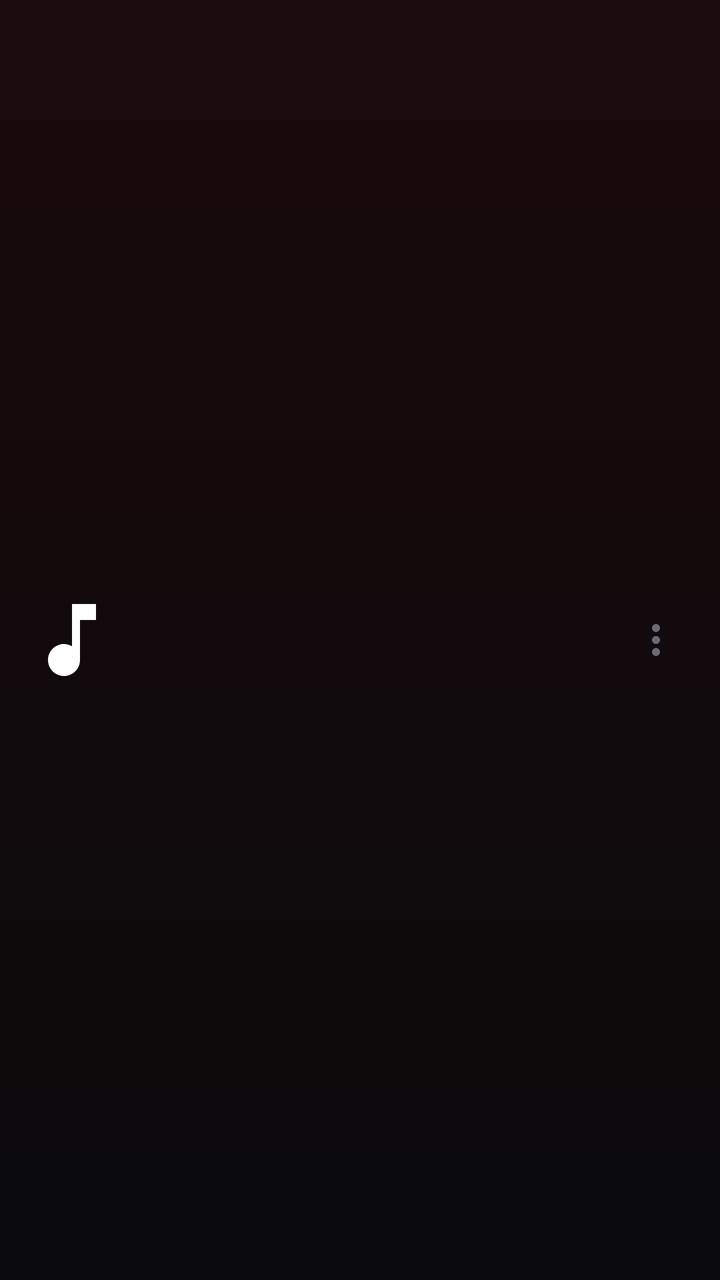
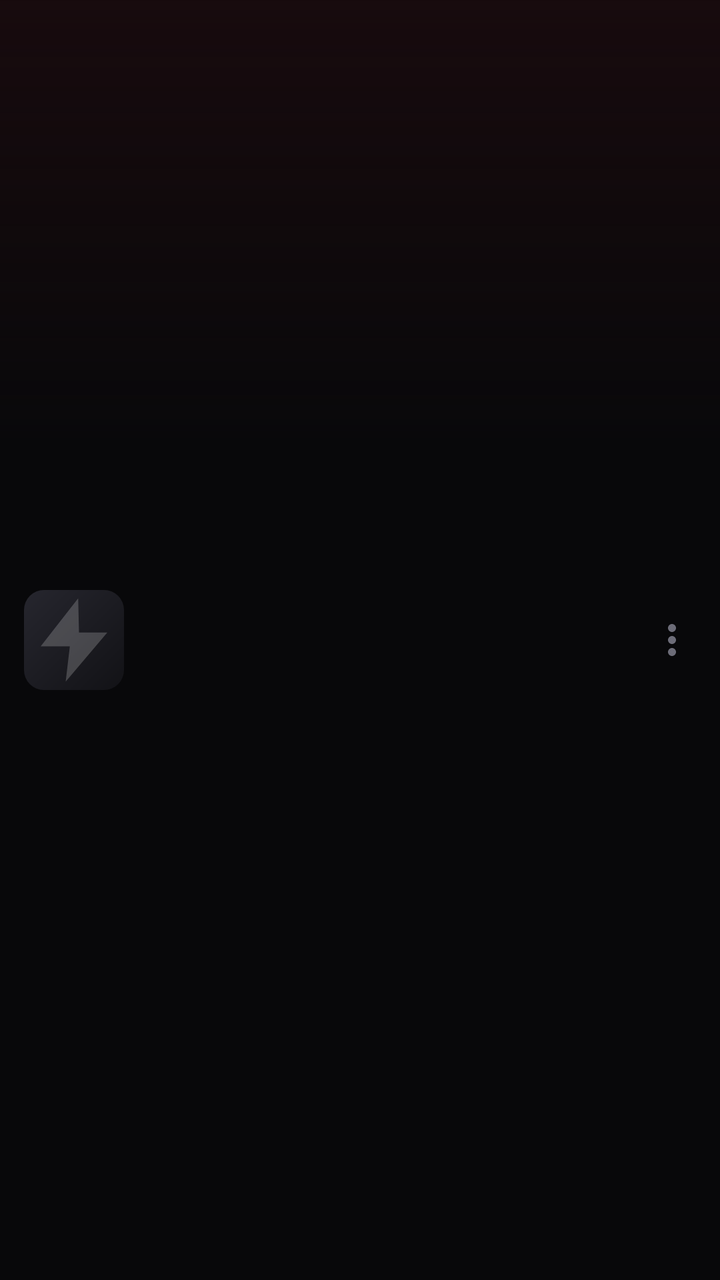

An Android layout rendered at two revisions. The XML below is the earlier revision; the diff shows what the commit changed to produce the second picture.
<!-- AndroidManifest.xml: application theme Theme.Overdrive -->
<!-- res/layout/item_song.xml -->
<?xml version="1.0" encoding="utf-8"?>
<androidx.constraintlayout.widget.ConstraintLayout xmlns:android="http://schemas.android.com/apk/res/android"
    xmlns:app="http://schemas.android.com/apk/res-auto"
    android:layout_width="match_parent"
    android:layout_height="wrap_content"
    android:background="?attr/selectableItemBackground"
    android:minHeight="68dp"
    android:paddingHorizontal="12dp"
    android:paddingVertical="8dp">

    <com.google.android.material.imageview.ShapeableImageView
        android:id="@+id/songArt"
        android:layout_width="48dp"
        android:layout_height="48dp"
        android:scaleType="centerCrop"
        android:src="@drawable/ic_music_note"
        app:layout_constraintBottom_toBottomOf="parent"
        app:layout_constraintStart_toStartOf="parent"
        app:layout_constraintTop_toTopOf="parent"
        app:shapeAppearanceOverlay="@style/ShapeAppearance.Overdrive.Art" />

    <TextView
        android:id="@+id/songTitle"
        android:layout_width="0dp"
        android:layout_height="wrap_content"
        android:layout_marginStart="12dp"
        android:ellipsize="end"
        android:maxLines="1"
        android:textColor="@color/text_primary"
        android:textSize="15sp"
        android:textStyle="bold"
        app:layout_constraintEnd_toStartOf="@id/songMenu"
        app:layout_constraintStart_toEndOf="@id/songArt"
        app:layout_constraintTop_toTopOf="@id/songArt" />

    <TextView
        android:id="@+id/songSubtitle"
        android:layout_width="0dp"
        android:layout_height="wrap_content"
        android:layout_marginStart="12dp"
        android:ellipsize="end"
        android:maxLines="1"
        android:textColor="@color/text_secondary"
        android:textSize="12sp"
        app:layout_constraintBottom_toBottomOf="@id/songArt"
        app:layout_constraintEnd_toStartOf="@id/songDuration"
        app:layout_constraintStart_toEndOf="@id/songArt" />

    <TextView
        android:id="@+id/songDuration"
        android:layout_width="wrap_content"
        android:layout_height="wrap_content"
        android:layout_marginStart="8dp"
        android:layout_marginEnd="4dp"
        android:textColor="@color/text_muted"
        android:textSize="12sp"
        app:layout_constraintBottom_toBottomOf="@id/songArt"
        app:layout_constraintEnd_toStartOf="@id/songMenu"
        app:layout_constraintTop_toTopOf="@id/songArt" />

    <ImageButton
        android:id="@+id/songMenu"
        android:layout_width="40dp"
        android:layout_height="40dp"
        android:background="@drawable/bg_icon_ripple"
        android:contentDescription="@string/details"
        android:src="@drawable/ic_more_vert"
        app:layout_constraintBottom_toBottomOf="parent"
        app:layout_constraintEnd_toEndOf="parent"
        app:layout_constraintTop_toTopOf="parent"
        app:tint="@color/text_muted" />

</androidx.constraintlayout.widget.ConstraintLayout>
<!-- resources referenced by this layout -->
<resources>
  <color name="text_muted">#FF6A6A74</color>
  <color name="text_primary">#FFF3F3F5</color>
  <color name="text_secondary">#FF9C9CA8</color>
  <!-- drawable ic_music_note (drawable) -->
  <vector xmlns:android="http://schemas.android.com/apk/res/android"
      android:width="24dp" android:height="24dp"
      android:viewportWidth="24" android:viewportHeight="24"
      android:tint="#FFFFFFFF">
      <path android:fillColor="#FFFFFFFF" android:pathData="M12,3v10.55c-0.59,-0.34 -1.27,-0.55 -2,-0.55 -2.21,0 -4,1.79 -4,4s1.79,4 4,4 4,-1.79 4,-4V7h4V3h-6z" />
  </vector>
  <string name="details">Details</string>
  <style name="Theme.Overdrive" parent="Theme.Material3.Dark.NoActionBar">
          <item name="colorPrimary">@color/rock_red</item>
          <item name="colorOnPrimary">@color/white</item>
          <item name="colorPrimaryContainer">@color/rock_red_dark</item>
          <item name="colorOnPrimaryContainer">@color/white</item>
          <item name="colorSecondary">@color/rock_amber</item>
          <item name="colorOnSecondary">@color/black</item>
          <item name="colorSecondaryContainer">@color/rock_amber_dark</item>
          <item name="colorOnSecondaryContainer">@color/white</item>
  
          <item name="android:colorBackground">@color/bg</item>
          <item name="colorSurface">@color/surface</item>
          <item name="colorOnSurface">@color/text_primary</item>
          <item name="colorSurfaceVariant">@color/surface_2</item>
          <item name="colorOnSurfaceVariant">@color/text_secondary</item>
          <item name="colorOutline">@color/divider</item>
          <item name="colorOutlineVariant">@color/surface_3</item>
          <item name="colorError">@color/rock_red</item>
  
          <item name="android:windowBackground">@drawable/bg_app</item>
          <item name="android:statusBarColor">@android:color/transparent</item>
          <item name="android:navigationBarColor">@color/bg</item>
          <item name="android:windowLightStatusBar">false</item>
  
          <item name="materialAlertDialogTheme">@style/ThemeOverlay.Overdrive.Dialog</item>
      </style>
  <color name="rock_red_dark">#FF8E0F17</color>
  <color name="rock_amber_dark">#FFB4700A</color>
  <color name="bg">#FF0A0A0C</color>
  <color name="surface">#FF151519</color>
  <color name="surface_2">#FF1E1E24</color>
  <color name="divider">#FF2C2C34</color>
  <color name="surface_3">#FF282830</color>
  <!-- drawable bg_app (drawable) -->
  <?xml version="1.0" encoding="utf-8"?>
  <layer-list xmlns:android="http://schemas.android.com/apk/res/android">
      <item>
          <shape android:shape="rectangle">
              <gradient
                  android:angle="270"
                  android:startColor="@color/bg_grad_top"
                  android:endColor="@color/bg" />
          </shape>
      </item>
  </layer-list>
  <style name="ThemeOverlay.Overdrive.Dialog" parent="ThemeOverlay.Material3.MaterialAlertDialog">
          <item name="colorSurface">@color/surface_2</item>
          <item name="colorOnSurface">@color/text_primary</item>
      </style>
  <color name="bg_grad_top">#FF1A0A0C</color>
  <!-- unchanged entries left out for length: 7 -->
</resources>

<!-- the commit's change to res/layout/item_song.xml (unified diff, before → after) -->
@@ -5,58 +5,94 @@
     android:layout_height="wrap_content"
     android:background="?attr/selectableItemBackground"
     android:minHeight="68dp"
-    android:paddingHorizontal="12dp"
-    android:paddingVertical="8dp">
+    android:paddingStart="12dp"
+    android:paddingTop="8dp"
+    android:paddingEnd="4dp"
+    android:paddingBottom="8dp">
 
     <com.google.android.material.imageview.ShapeableImageView
         android:id="@+id/songArt"
-        android:layout_width="48dp"
-        android:layout_height="48dp"
+        android:layout_width="50dp"
+        android:layout_height="50dp"
+        android:contentDescription="@null"
         android:scaleType="centerCrop"
-        android:src="@drawable/ic_music_note"
+        android:src="@drawable/placeholder_art"
         app:layout_constraintBottom_toBottomOf="parent"
         app:layout_constraintStart_toStartOf="parent"
         app:layout_constraintTop_toTopOf="parent"
         app:shapeAppearanceOverlay="@style/ShapeAppearance.Overdrive.Art" />
 
+    
+    <TextView
+        android:id="@+id/trackNumber"
+        android:layout_width="0dp"
+        android:layout_height="0dp"
+        android:fontFamily="sans-serif-condensed"
+        android:gravity="center"
+        android:textColor="@color/text_muted"
+        android:textSize="16sp"
+        android:textStyle="bold"
+        android:visibility="gone"
+        app:layout_constraintBottom_toBottomOf="@id/songArt"
+        app:layout_constraintEnd_toEndOf="@id/songArt"
+        app:layout_constraintStart_toStartOf="@id/songArt"
+        app:layout_constraintTop_toTopOf="@id/songArt" />
+
+    <ImageView
+        android:id="@+id/playingIndicator"
+        android:layout_width="22dp"
+        android:layout_height="22dp"
+        android:contentDescription="@string/now_playing"
+        android:src="@drawable/ic_graphic_eq"
+        android:visibility="gone"
+        app:layout_constraintBottom_toBottomOf="@id/songArt"
+        app:layout_constraintEnd_toEndOf="@id/songArt"
+        app:layout_constraintStart_toStartOf="@id/songArt"
+        app:layout_constraintTop_toTopOf="@id/songArt"
+        app:tint="@color/white" />
+
     <TextView
         android:id="@+id/songTitle"
         android:layout_width="0dp"
         android:layout_height="wrap_content"
-        android:layout_marginStart="12dp"
+        android:layout_marginStart="14dp"
         android:ellipsize="end"
+        android:fontFamily="sans-serif-condensed"
         android:maxLines="1"
         android:textColor="@color/text_primary"
-        android:textSize="15sp"
+        android:textSize="16sp"
         android:textStyle="bold"
-        app:layout_constraintEnd_toStartOf="@id/songMenu"
+        app:layout_constraintBottom_toTopOf="@id/songSubtitle"
+        app:layout_constraintEnd_toStartOf="@id/songDuration"
         app:layout_constraintStart_toEndOf="@id/songArt"
-        app:layout_constraintTop_toTopOf="@id/songArt" />
+        app:layout_constraintTop_toTopOf="parent"
+        app:layout_constraintVertical_chainStyle="packed" />
 
     <TextView
         android:id="@+id/songSubtitle"
         android:layout_width="0dp"
         android:layout_height="wrap_content"
-        android:layout_marginStart="12dp"
+        android:layout_marginStart="14dp"
+        android:layout_marginTop="2dp"
         android:ellipsize="end"
         android:maxLines="1"
         android:textColor="@color/text_secondary"
         android:textSize="12sp"
-        app:layout_constraintBottom_toBottomOf="@id/songArt"
+        app:layout_constraintBottom_toBottomOf="parent"
         app:layout_constraintEnd_toStartOf="@id/songDuration"
-        app:layout_constraintStart_toEndOf="@id/songArt" />
+        app:layout_constraintStart_toEndOf="@id/songArt"
+        app:layout_constraintTop_toBottomOf="@id/songTitle" />
 
     <TextView
         android:id="@+id/songDuration"
         android:layout_width="wrap_content"
         android:layout_height="wrap_content"
         android:layout_marginStart="8dp"
-        android:layout_marginEnd="4dp"
         android:textColor="@color/text_muted"
         android:textSize="12sp"
-        app:layout_constraintBottom_toBottomOf="@id/songArt"
+        app:layout_constraintBottom_toBottomOf="parent"
         app:layout_constraintEnd_toStartOf="@id/songMenu"
-        app:layout_constraintTop_toTopOf="@id/songArt" />
+        app:layout_constraintTop_toTopOf="parent" />
 
     <ImageButton
         android:id="@+id/songMenu"
<!-- resource entries referenced after the edit -->
@@ -1,16 +1,30 @@
 <!-- resources referenced by this layout -->
 <resources>
-  <color name="text_muted">#FF6A6A74</color>
-  <color name="text_primary">#FFF3F3F5</color>
-  <color name="text_secondary">#FF9C9CA8</color>
-  <!-- drawable ic_music_note (drawable) -->
+  <color name="text_muted">#FF6C6C78</color>
+  <color name="text_primary">#FFF4F4F6</color>
+  <color name="text_secondary">#FFA0A0AC</color>
+  <!-- drawable ic_graphic_eq (drawable) -->
   <vector xmlns:android="http://schemas.android.com/apk/res/android"
       android:width="24dp" android:height="24dp"
-      android:viewportWidth="24" android:viewportHeight="24"
-      android:tint="#FFFFFFFF">
-      <path android:fillColor="#FFFFFFFF" android:pathData="M12,3v10.55c-0.59,-0.34 -1.27,-0.55 -2,-0.55 -2.21,0 -4,1.79 -4,4s1.79,4 4,4 4,-1.79 4,-4V7h4V3h-6z" />
+      android:viewportWidth="24" android:viewportHeight="24">
+      <path android:fillColor="#FFFFFFFF" android:pathData="M7,18h2V6H7v12zM11,22h2V2h-2v20zM3,14h2v-4H3v4zM15,18h2V6h-2v12zM19,10v4h2v-4h-2z" />
   </vector>
-  <string name="details">Details</string>
+  <!-- drawable placeholder_art (drawable) -->
+  <?xml version="1.0" encoding="utf-8"?>
+  <layer-list xmlns:android="http://schemas.android.com/apk/res/android">
+      <item>
+          <shape android:shape="rectangle">
+              <gradient
+                  android:angle="315"
+                  android:startColor="@color/surface_3"
+                  android:endColor="@color/surface" />
+          </shape>
+      </item>
+      <item android:gravity="center" android:width="40dp" android:height="40dp"
+          android:drawable="@drawable/ic_bolt_muted" />
+  </layer-list>
+  <string name="details">More options</string>
+  <string name="now_playing">Now Playing</string>
   <style name="Theme.Overdrive" parent="Theme.Material3.Dark.NoActionBar">
           <item name="colorPrimary">@color/rock_red</item>
           <item name="colorOnPrimary">@color/white</item>
@@ -18,49 +32,75 @@
           <item name="colorOnPrimaryContainer">@color/white</item>
           <item name="colorSecondary">@color/rock_amber</item>
           <item name="colorOnSecondary">@color/black</item>
-          <item name="colorSecondaryContainer">@color/rock_amber_dark</item>
-          <item name="colorOnSecondaryContainer">@color/white</item>
+          <item name="colorSecondaryContainer">@color/surface_3</item>
+          <item name="colorOnSecondaryContainer">@color/text_primary</item>
   
           <item name="android:colorBackground">@color/bg</item>
           <item name="colorSurface">@color/surface</item>
           <item name="colorOnSurface">@color/text_primary</item>
           <item name="colorSurfaceVariant">@color/surface_2</item>
           <item name="colorOnSurfaceVariant">@color/text_secondary</item>
+          <item name="colorSurfaceContainerLow">@color/surface</item>
+          <item name="colorSurfaceContainer">@color/surface_2</item>
+          <item name="colorSurfaceContainerHigh">@color/surface_2</item>
+          <item name="colorSurfaceContainerHighest">@color/surface_3</item>
           <item name="colorOutline">@color/divider</item>
           <item name="colorOutlineVariant">@color/surface_3</item>
           <item name="colorError">@color/rock_red</item>
   
           <item name="android:windowBackground">@drawable/bg_app</item>
-          <item name="android:statusBarColor">@android:color/transparent</item>
-          <item name="android:navigationBarColor">@color/bg</item>
           <item name="android:windowLightStatusBar">false</item>
+          <item name="android:windowLightNavigationBar" tools:targetApi="27">false</item>
   
           <item name="materialAlertDialogTheme">@style/ThemeOverlay.Overdrive.Dialog</item>
+          <item name="bottomSheetDialogTheme">@style/ThemeOverlay.Overdrive.BottomSheet</item>
       </style>
-  <color name="rock_red_dark">#FF8E0F17</color>
-  <color name="rock_amber_dark">#FFB4700A</color>
-  <color name="bg">#FF0A0A0C</color>
-  <color name="surface">#FF151519</color>
-  <color name="surface_2">#FF1E1E24</color>
-  <color name="divider">#FF2C2C34</color>
-  <color name="surface_3">#FF282830</color>
+  <color name="rock_red_dark">#FF7A0C14</color>
+  <color name="bg">#FF08080A</color>
+  <color name="surface">#FF121216</color>
+  <!-- drawable ic_bolt_muted (drawable) -->
+  <vector xmlns:android="http://schemas.android.com/apk/res/android"
+      android:width="24dp" android:height="24dp"
+      android:viewportWidth="24" android:viewportHeight="24">
+      <path
+          android:fillColor="#33FFFFFF"
+          android:pathData="M13,2L4,13.5H11L10,22L20,10.2H13.2Z" />
+  </vector>
+  <color name="surface_2">#FF1A1A20</color>
+  <color name="divider">#FF24242B</color>
+  <color name="surface_3">#FF26262E</color>
   <!-- drawable bg_app (drawable) -->
   <?xml version="1.0" encoding="utf-8"?>
   <layer-list xmlns:android="http://schemas.android.com/apk/res/android">
       <item>
           <shape android:shape="rectangle">
+              <solid android:color="@color/bg" />
+          </shape>
+      </item>
+      
+      <item>
+          <shape android:shape="rectangle">
               <gradient
                   android:angle="270"
+                  android:centerY="0.35"
                   android:startColor="@color/bg_grad_top"
-                  android:endColor="@color/bg" />
+                  android:centerColor="#0008080A"
+                  android:endColor="#0008080A" />
           </shape>
       </item>
   </layer-list>
   <style name="ThemeOverlay.Overdrive.Dialog" parent="ThemeOverlay.Material3.MaterialAlertDialog">
           <item name="colorSurface">@color/surface_2</item>
+          <item name="colorSurfaceContainerHigh">@color/surface_2</item>
           <item name="colorOnSurface">@color/text_primary</item>
       </style>
-  <color name="bg_grad_top">#FF1A0A0C</color>
+  <style name="ThemeOverlay.Overdrive.BottomSheet" parent="ThemeOverlay.Material3.BottomSheetDialog">
+          <item name="bottomSheetStyle">@style/Widget.Overdrive.BottomSheet</item>
+      </style>
+  <color name="bg_grad_top">#FF170A0D</color>
+  <style name="Widget.Overdrive.BottomSheet" parent="Widget.Material3.BottomSheet.Modal">
+          <item name="backgroundTint">@color/surface_2</item>
+      </style>
   <!-- unchanged entries left out for length: 7 -->
 </resources>
 
